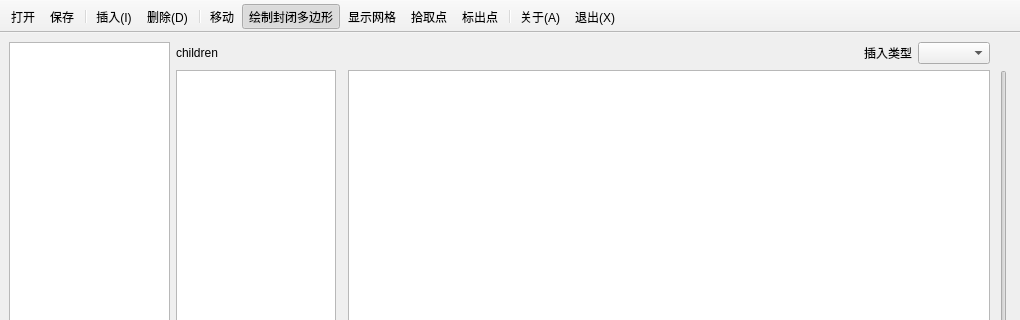
First picture: the form in Form.ui, repository bssthu/L5MapEditor, before the edit; both pictures show x 0 to 1020 and y 0 to 320 of the 1020 by 683 pixel window.
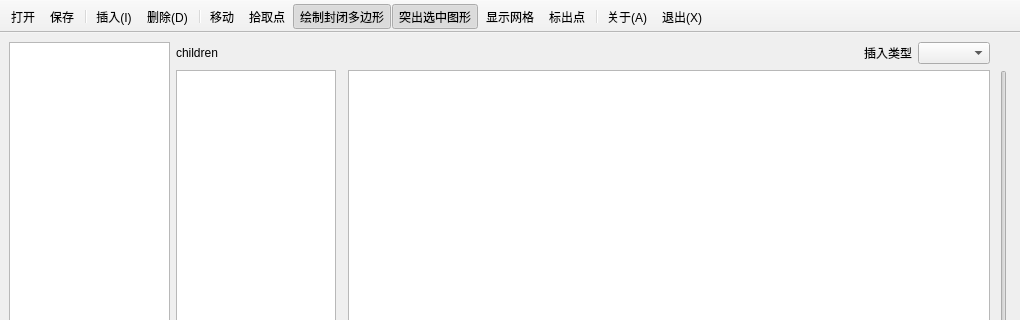
Second picture: the form after the edit. Icons and pictures are not drawn. Custom widgets are drawn as their Qt base class.

```diff
--- a/Form.ui
+++ b/Form.ui
@@ -160,9 +160,10 @@
    <addaction name="deleteAction"/>
    <addaction name="separator"/>
    <addaction name="moveAction"/>
+   <addaction name="dotAction"/>
    <addaction name="closedPolygonAction"/>
+   <addaction name="dotsAction"/>
    <addaction name="gridAction"/>
-   <addaction name="dotAction"/>
    <addaction name="markPointsAction"/>
    <addaction name="separator"/>
    <addaction name="aboutAction"/>
@@ -327,6 +328,21 @@
     <string>标出点</string>
    </property>
   </action>
+  <action name="dotsAction">
+   <property name="checkable">
+    <bool>true</bool>
+   </property>
+   <property name="checked">
+    <bool>true</bool>
+   </property>
+   <property name="icon">
+    <iconset resource="resource.qrc">
+     <normaloff>:/img/dots.png</normaloff>:/img/dots.png</iconset>
+   </property>
+   <property name="text">
+    <string>突出选中图形</string>
+   </property>
+  </action>
  </widget>
  <customwidgets>
   <customwidget>
```
